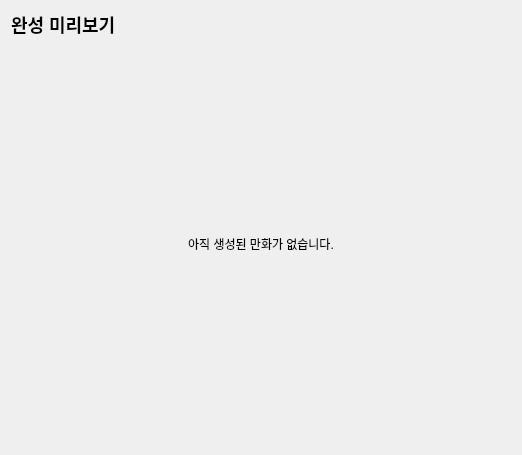
Old version of the form ui/preview/preview_section.ui in the repository Donian-kor/4cut_LocalComic_Studio.
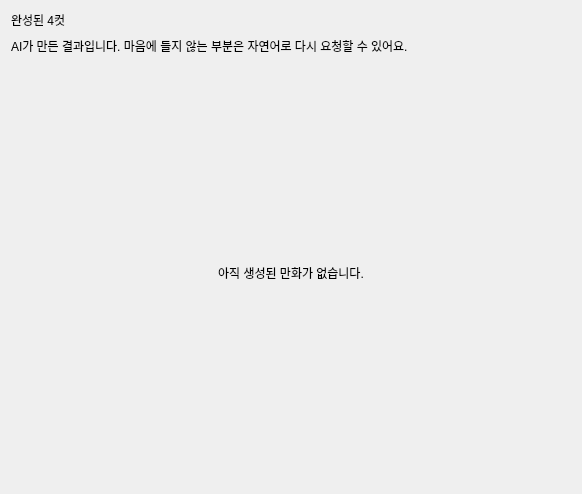
New version of the form.

The edit to the form file:
```diff
--- a/ui/preview/preview_section.ui
+++ b/ui/preview/preview_section.ui
@@ -3,8 +3,10 @@
  <class>PreviewSection</class>
  <widget class="QWidget" name="PreviewSection">
   <layout class="QVBoxLayout" name="verticalLayout">
-   <item><widget class="QLabel" name="titleLabel"><property name="text"><string>완성 미리보기</string></property><property name="styleSheet"><string>font-size: 18px; font-weight: bold;</string></property></widget></item>
-   <item><widget class="QLabel" name="imageLabel"><property name="minimumSize"><size><width>500</width><height>400</height></size></property><property name="alignment"><set>Qt::AlignCenter</set></property><property name="text"><string>아직 생성된 만화가 없습니다.</string></property></widget></item>
+   <property name="spacing"><number>8</number></property>
+   <item><widget class="QLabel" name="titleLabel"><property name="text"><string>완성된 4컷</string></property></widget></item>
+   <item><widget class="QLabel" name="subtitleLabel"><property name="text"><string>AI가 만든 결과입니다. 마음에 들지 않는 부분은 자연어로 다시 요청할 수 있어요.</string></property></widget></item>
+   <item><widget class="QLabel" name="imageLabel"><property name="minimumSize"><size><width>560</width><height>420</height></size></property><property name="alignment"><set>Qt::AlignCenter</set></property><property name="text"><string>아직 생성된 만화가 없습니다.</string></property></widget></item>
   </layout>
  </widget>
 </ui>
```
